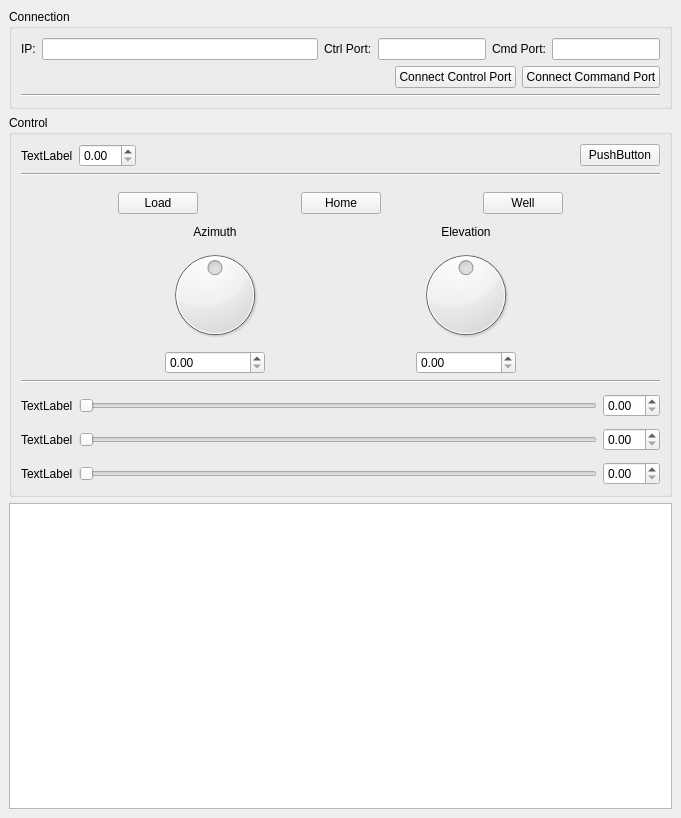
Old version of the form mainwindow.ui in the repository rookidroid/armstrong.
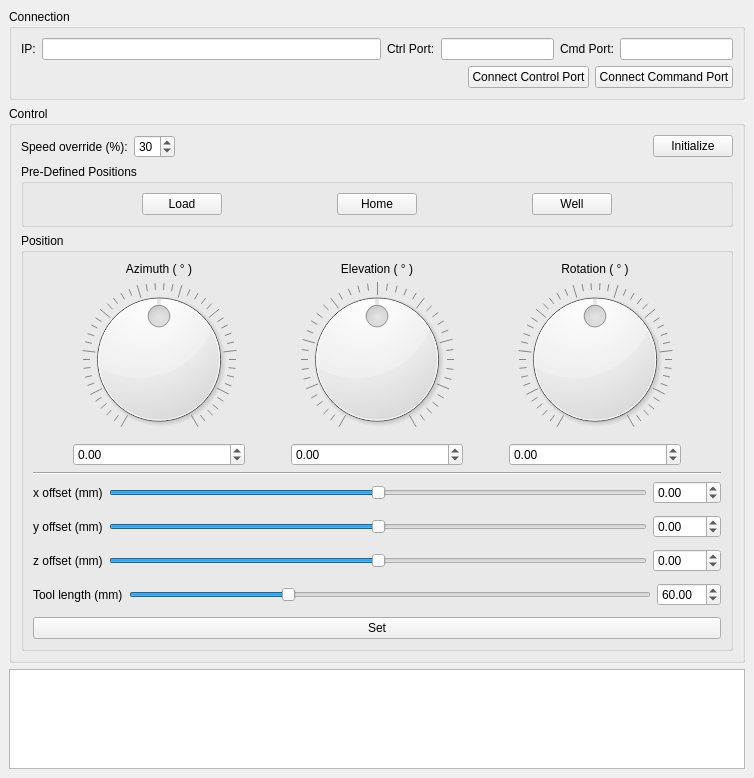
New version of the form.

Patch:
```diff
--- a/mainwindow.ui
+++ b/mainwindow.ui
@@ -6,10 +6,16 @@
    <rect>
     <x>0</x>
     <y>0</y>
-    <width>681</width>
-    <height>818</height>
+    <width>754</width>
+    <height>778</height>
    </rect>
   </property>
+  <property name="sizePolicy">
+   <sizepolicy hsizetype="Preferred" vsizetype="Preferred">
+    <horstretch>0</horstretch>
+    <verstretch>1</verstretch>
+   </sizepolicy>
+  </property>
   <property name="windowTitle">
    <string>ArmStrong</string>
   </property>
@@ -17,6 +23,12 @@
    <layout class="QVBoxLayout" name="verticalLayout">
     <item>
      <widget class="QGroupBox" name="groupBox">
+      <property name="sizePolicy">
+       <sizepolicy hsizetype="Preferred" vsizetype="Preferred">
+        <horstretch>0</horstretch>
+        <verstretch>0</verstretch>
+       </sizepolicy>
+      </property>
       <property name="title">
        <string>Connection</string>
       </property>
@@ -34,7 +46,7 @@
           <widget class="QLineEdit" name="lineEdit_6">
            <property name="sizePolicy">
             <sizepolicy hsizetype="Expanding" vsizetype="Fixed">
-             <horstretch>1</horstretch>
+             <horstretch>3</horstretch>
              <verstretch>0</verstretch>
             </sizepolicy>
            </property>
@@ -44,6 +56,9 @@
              <height>0</height>
             </size>
            </property>
+           <property name="text">
+            <string/>
+           </property>
           </widget>
          </item>
          <item>
@@ -54,7 +69,17 @@
           </widget>
          </item>
          <item>
-          <widget class="QLineEdit" name="lineEdit_3"/>
+          <widget class="QLineEdit" name="lineEdit_ctrl_port">
+           <property name="sizePolicy">
+            <sizepolicy hsizetype="Expanding" vsizetype="Fixed">
+             <horstretch>1</horstretch>
+             <verstretch>0</verstretch>
+            </sizepolicy>
+           </property>
+           <property name="text">
+            <string/>
+           </property>
+          </widget>
          </item>
          <item>
           <widget class="QLabel" name="label_9">
@@ -67,10 +92,13 @@
           <widget class="QLineEdit" name="lineEdit">
            <property name="sizePolicy">
             <sizepolicy hsizetype="Expanding" vsizetype="Fixed">
-             <horstretch>0</horstretch>
+             <horstretch>1</horstretch>
              <verstretch>0</verstretch>
             </sizepolicy>
            </property>
+           <property name="text">
+            <string/>
+           </property>
           </widget>
          </item>
         </layout>
@@ -106,18 +134,20 @@
          </item>
         </layout>
        </item>
-       <item>
-        <widget class="Line" name="line_2">
-         <property name="orientation">
-          <enum>Qt::Horizontal</enum>
-         </property>
-        </widget>
-       </item>
       </layout>
      </widget>
     </item>
     <item>
-     <widget class="QGroupBox" name="groupBox_3">
+     <widget class="QGroupBox" name="groupBox_ctrl">
+      <property name="enabled">
+       <bool>true</bool>
+      </property>
+      <property name="sizePolicy">
+       <sizepolicy hsizetype="Preferred" vsizetype="Expanding">
+        <horstretch>0</horstretch>
+        <verstretch>0</verstretch>
+       </sizepolicy>
+      </property>
       <property name="title">
        <string>Control</string>
       </property>
@@ -127,12 +157,22 @@
          <item>
           <widget class="QLabel" name="label_6">
            <property name="text">
-            <string>TextLabel</string>
+            <string>Speed override (%):</string>
            </property>
           </widget>
          </item>
          <item>
-          <widget class="QDoubleSpinBox" name="doubleSpinBox_6"/>
+          <widget class="QSpinBox" name="spinBox_speed">
+           <property name="minimum">
+            <number>5</number>
+           </property>
+           <property name="maximum">
+            <number>50</number>
+           </property>
+           <property name="value">
+            <number>30</number>
+           </property>
+          </widget>
          </item>
          <item>
           <spacer name="horizontalSpacer_6">
@@ -150,37 +190,18 @@
          <item>
           <widget class="QPushButton" name="pushButton_8">
            <property name="text">
-            <string>PushButton</string>
+            <string>Initialize</string>
            </property>
           </widget>
          </item>
         </layout>
        </item>
        <item>
-        <widget class="Line" name="line">
-         <property name="orientation">
-          <enum>Qt::Horizontal</enum>
+        <widget class="QGroupBox" name="groupBox_predefine">
+         <property name="title">
+          <string>Pre-Defined Positions</string>
          </property>
-        </widget>
-       </item>
-       <item>
-        <spacer name="verticalSpacer_5">
-         <property name="orientation">
-          <enum>Qt::Vertical</enum>
-         </property>
-         <property name="sizeType">
-          <enum>QSizePolicy::Fixed</enum>
-         </property>
-         <property name="sizeHint" stdset="0">
-          <size>
-           <width>20</width>
-           <height>10</height>
-          </size>
-         </property>
-        </spacer>
-       </item>
-       <item>
-        <layout class="QHBoxLayout" name="horizontalLayout_3">
+         <layout class="QHBoxLayout" name="horizontalLayout_9">
          <item>
           <spacer name="horizontalSpacer_8">
            <property name="orientation">
@@ -195,32 +216,12 @@
           </spacer>
          </item>
          <item>
-          <widget class="QPushButton" name="pushButton_6">
+           <widget class="QPushButton" name="pushButton_load">
            <property name="text">
             <string>Load</string>
            </property>
           </widget>
          </item>
-         <item>
-          <spacer name="horizontalSpacer_3">
-           <property name="orientation">
-            <enum>Qt::Horizontal</enum>
-           </property>
-           <property name="sizeHint" stdset="0">
-            <size>
-             <width>40</width>
-             <height>20</height>
-            </size>
-           </property>
-          </spacer>
-         </item>
-         <item>
-          <widget class="QPushButton" name="pushButton_7">
-           <property name="text">
-            <string>Home</string>
-           </property>
-          </widget>
-         </item>
          <item>
           <spacer name="horizontalSpacer_4">
            <property name="orientation">
@@ -235,9 +236,9 @@
           </spacer>
          </item>
          <item>
-          <widget class="QPushButton" name="pushButton_5">
+           <widget class="QPushButton" name="pushButton_home">
            <property name="text">
-            <string>Well</string>
+             <string>Home</string>
            </property>
           </widget>
          </item>
@@ -254,31 +255,51 @@
            </property>
           </spacer>
          </item>
-        </layout>
+          <item>
+           <widget class="QPushButton" name="pushButton_well">
+            <property name="text">
+             <string>Well</string>
+            </property>
+           </widget>
        </item>
        <item>
-        <spacer name="verticalSpacer_4">
+           <spacer name="horizontalSpacer_3">
          <property name="orientation">
-          <enum>Qt::Vertical</enum>
-         </property>
-         <property name="sizeType">
-          <enum>QSizePolicy::Fixed</enum>
+             <enum>Qt::Horizontal</enum>
          </property>
          <property name="sizeHint" stdset="0">
           <size>
-           <width>20</width>
-           <height>5</height>
+              <width>40</width>
+              <height>20</height>
           </size>
          </property>
         </spacer>
        </item>
+         </layout>
+        </widget>
+       </item>
        <item>
-        <layout class="QHBoxLayout" name="horizontalLayout">
+        <widget class="QGroupBox" name="groupBox_position">
+         <property name="sizePolicy">
+          <sizepolicy hsizetype="Preferred" vsizetype="Preferred">
+           <horstretch>0</horstretch>
+           <verstretch>1</verstretch>
+          </sizepolicy>
+         </property>
+         <property name="title">
+          <string>Position</string>
+         </property>
+         <layout class="QVBoxLayout" name="verticalLayout_7">
+          <item>
+           <layout class="QHBoxLayout" name="horizontalLayout" stretch="0,0,0,0,0,0,0">
          <item>
           <spacer name="horizontalSpacer_5">
            <property name="orientation">
             <enum>Qt::Horizontal</enum>
            </property>
+              <property name="sizeType">
+               <enum>QSizePolicy::Preferred</enum>
+              </property>
            <property name="sizeHint" stdset="0">
             <size>
              <width>40</width>
@@ -292,7 +313,7 @@
            <item>
             <widget class="QLabel" name="label">
              <property name="text">
-              <string>Azimuth</string>
+                 <string>Azimuth ( ° )</string>
              </property>
              <property name="alignment">
               <set>Qt::AlignCenter</set>
@@ -302,7 +323,7 @@
            <item>
             <widget class="QDial" name="dial_2">
              <property name="sizePolicy">
-              <sizepolicy hsizetype="Preferred" vsizetype="Preferred">
+                 <sizepolicy hsizetype="Expanding" vsizetype="Expanding">
                <horstretch>0</horstretch>
                <verstretch>0</verstretch>
               </sizepolicy>
@@ -313,13 +334,23 @@
              <property name="maximum">
               <number>90</number>
              </property>
-             <property name="notchTarget">
-              <double>0.000000000000000</double>
+                <property name="wrapping">
+                 <bool>false</bool>
+                </property>
+                <property name="notchesVisible">
+                 <bool>true</bool>
              </property>
             </widget>
            </item>
            <item>
-            <widget class="QDoubleSpinBox" name="doubleSpinBox"/>
+               <widget class="QDoubleSpinBox" name="doubleSpinBox_az">
+                <property name="minimum">
+                 <double>-90.000000000000000</double>
+                </property>
+                <property name="maximum">
+                 <double>90.000000000000000</double>
+                </property>
+               </widget>
            </item>
           </layout>
          </item>
@@ -328,6 +359,9 @@
            <property name="orientation">
             <enum>Qt::Horizontal</enum>
            </property>
+              <property name="sizeType">
+               <enum>QSizePolicy::Preferred</enum>
+              </property>
            <property name="sizeHint" stdset="0">
             <size>
              <width>40</width>
@@ -341,7 +375,7 @@
            <item>
             <widget class="QLabel" name="label_2">
              <property name="text">
-              <string>Elevation</string>
+                 <string>Elevation ( ° )</string>
              </property>
              <property name="alignment">
               <set>Qt::AlignCenter</set>
@@ -349,7 +383,13 @@
             </widget>
            </item>
            <item>
-            <widget class="QDial" name="dial">
+               <widget class="QDial" name="dial_el">
+                <property name="sizePolicy">
+                 <sizepolicy hsizetype="Expanding" vsizetype="Expanding">
+                  <horstretch>0</horstretch>
+                  <verstretch>0</verstretch>
+                 </sizepolicy>
+                </property>
              <property name="minimum">
               <number>-40</number>
              </property>
@@ -359,13 +399,79 @@
              <property name="orientation">
               <enum>Qt::Horizontal</enum>
              </property>
-             <property name="notchTarget">
-              <double>0.000000000000000</double>
+                <property name="notchesVisible">
+                 <bool>true</bool>
              </property>
             </widget>
            </item>
            <item>
-            <widget class="QDoubleSpinBox" name="doubleSpinBox_2"/>
+               <widget class="QDoubleSpinBox" name="doubleSpinBox_el">
+                <property name="minimum">
+                 <double>-40.000000000000000</double>
+                </property>
+                <property name="maximum">
+                 <double>40.000000000000000</double>
+                </property>
+               </widget>
+              </item>
+             </layout>
+            </item>
+            <item>
+             <spacer name="horizontalSpacer_10">
+              <property name="orientation">
+               <enum>Qt::Horizontal</enum>
+              </property>
+              <property name="sizeType">
+               <enum>QSizePolicy::Preferred</enum>
+              </property>
+              <property name="sizeHint" stdset="0">
+               <size>
+                <width>40</width>
+                <height>20</height>
+               </size>
+              </property>
+             </spacer>
+            </item>
+            <item>
+             <layout class="QVBoxLayout" name="verticalLayout_6">
+              <item>
+               <widget class="QLabel" name="label_roll">
+                <property name="text">
+                 <string>Rotation ( ° )</string>
+                </property>
+                <property name="alignment">
+                 <set>Qt::AlignCenter</set>
+                </property>
+               </widget>
+              </item>
+              <item>
+               <widget class="QDial" name="dial_roll">
+                <property name="sizePolicy">
+                 <sizepolicy hsizetype="Expanding" vsizetype="Expanding">
+                  <horstretch>0</horstretch>
+                  <verstretch>0</verstretch>
+                 </sizepolicy>
+                </property>
+                <property name="minimum">
+                 <number>-90</number>
+                </property>
+                <property name="maximum">
+                 <number>90</number>
+                </property>
+                <property name="notchesVisible">
+                 <bool>true</bool>
+                </property>
+               </widget>
+              </item>
+              <item>
+               <widget class="QDoubleSpinBox" name="doubleSpinBox_roll">
+                <property name="minimum">
+                 <double>-90.000000000000000</double>
+                </property>
+                <property name="maximum">
+                 <double>90.000000000000000</double>
+                </property>
+               </widget>
            </item>
           </layout>
          </item>
@@ -374,6 +480,9 @@
            <property name="orientation">
             <enum>Qt::Horizontal</enum>
            </property>
+              <property name="sizeType">
+               <enum>QSizePolicy::Preferred</enum>
+              </property>
            <property name="sizeHint" stdset="0">
             <size>
              <width>40</width>
@@ -386,50 +495,50 @@
        </item>
        <item>
         <widget class="Line" name="line_3">
+            <property name="frameShadow">
+             <enum>QFrame::Sunken</enum>
+            </property>
          <property name="orientation">
           <enum>Qt::Horizontal</enum>
          </property>
         </widget>
        </item>
-       <item>
-        <spacer name="verticalSpacer">
-         <property name="orientation">
-          <enum>Qt::Vertical</enum>
-         </property>
-         <property name="sizeType">
-          <enum>QSizePolicy::Fixed</enum>
-         </property>
-         <property name="sizeHint" stdset="0">
-          <size>
-           <width>20</width>
-           <height>5</height>
-          </size>
-         </property>
-        </spacer>
-       </item>
        <item>
         <layout class="QHBoxLayout" name="horizontalLayout_5">
          <item>
           <widget class="QLabel" name="label_3">
            <property name="text">
-            <string>TextLabel</string>
+               <string>x offset (mm)</string>
            </property>
           </widget>
          </item>
          <item>
-          <widget class="QSlider" name="horizontalSlider_2">
+             <widget class="QSlider" name="horizontalSlider_x">
+              <property name="minimum">
+               <number>-100</number>
+              </property>
+              <property name="maximum">
+               <number>100</number>
+              </property>
            <property name="orientation">
             <enum>Qt::Horizontal</enum>
            </property>
           </widget>
          </item>
          <item>
-          <widget class="QDoubleSpinBox" name="doubleSpinBox_3"/>
+             <widget class="QDoubleSpinBox" name="doubleSpinBox_x">
+              <property name="minimum">
+               <double>-100.000000000000000</double>
+              </property>
+              <property name="maximum">
+               <double>100.000000000000000</double>
+              </property>
+             </widget>
          </item>
         </layout>
        </item>
        <item>
-        <spacer name="verticalSpacer_2">
+           <spacer name="verticalSpacer">
          <property name="orientation">
           <enum>Qt::Vertical</enum>
          </property>
@@ -449,24 +558,40 @@
          <item>
           <widget class="QLabel" name="label_4">
            <property name="text">
-            <string>TextLabel</string>
+               <string>y offset (mm)</string>
            </property>
           </widget>
          </item>
          <item>
-          <widget class="QSlider" name="horizontalSlider_3">
+             <widget class="QSlider" name="horizontalSlider_y">
+              <property name="minimum">
+               <number>-100</number>
+              </property>
+              <property name="maximum">
+               <number>100</number>
+              </property>
+              <property name="singleStep">
+               <number>1</number>
+              </property>
            <property name="orientation">
             <enum>Qt::Horizontal</enum>
            </property>
           </widget>
          </item>
          <item>
-          <widget class="QDoubleSpinBox" name="doubleSpinBox_4"/>
+             <widget class="QDoubleSpinBox" name="doubleSpinBox_y">
+              <property name="minimum">
+               <double>-100.000000000000000</double>
+              </property>
+              <property name="maximum">
+               <double>100.000000000000000</double>
+              </property>
+             </widget>
          </item>
         </layout>
        </item>
        <item>
-        <spacer name="verticalSpacer_3">
+           <spacer name="verticalSpacer_2">
          <property name="orientation">
           <enum>Qt::Vertical</enum>
          </property>
@@ -486,27 +611,145 @@
          <item>
           <widget class="QLabel" name="label_5">
            <property name="text">
-            <string>TextLabel</string>
+               <string>z offset (mm)</string>
            </property>
           </widget>
          </item>
          <item>
-          <widget class="QSlider" name="horizontalSlider">
+             <widget class="QSlider" name="horizontalSlider_z">
+              <property name="minimum">
+               <number>-100</number>
+              </property>
+              <property name="maximum">
+               <number>100</number>
+              </property>
            <property name="orientation">
             <enum>Qt::Horizontal</enum>
            </property>
           </widget>
          </item>
          <item>
-          <widget class="QDoubleSpinBox" name="doubleSpinBox_5"/>
+             <widget class="QDoubleSpinBox" name="doubleSpinBox_z">
+              <property name="minimum">
+               <double>-100.000000000000000</double>
+              </property>
+              <property name="maximum">
+               <double>100.000000000000000</double>
+              </property>
+             </widget>
          </item>
         </layout>
        </item>
-      </layout>
-     </widget>
-    </item>
+          <item>
+           <spacer name="verticalSpacer_3">
+            <property name="orientation">
+             <enum>Qt::Vertical</enum>
+            </property>
+            <property name="sizeType">
+             <enum>QSizePolicy::Fixed</enum>
+            </property>
+            <property name="sizeHint" stdset="0">
+             <size>
+              <width>20</width>
+              <height>5</height>
+             </size>
+            </property>
+           </spacer>
+          </item>
+          <item>
+           <layout class="QHBoxLayout" name="horizontalLayout_3">
+            <item>
+             <widget class="QLabel" name="label_tool">
+              <property name="text">
+               <string>Tool length (mm)</string>
+              </property>
+             </widget>
+            </item>
+            <item>
+             <widget class="QSlider" name="horizontalSlider_tool">
+              <property name="maximum">
+               <number>200</number>
+              </property>
+              <property name="value">
+               <number>60</number>
+              </property>
+              <property name="orientation">
+               <enum>Qt::Horizontal</enum>
+              </property>
+             </widget>
+            </item>
+            <item>
+             <widget class="QDoubleSpinBox" name="doubleSpinBox_tool">
+              <property name="maximum">
+               <double>200.000000000000000</double>
+              </property>
+              <property name="value">
+               <double>60.000000000000000</double>
+              </property>
+             </widget>
+            </item>
+           </layout>
+          </item>
+          <item>
+           <spacer name="verticalSpacer_4">
+            <property name="orientation">
+             <enum>Qt::Vertical</enum>
+            </property>
+            <property name="sizeType">
+             <enum>QSizePolicy::Fixed</enum>
+            </property>
+            <property name="sizeHint" stdset="0">
+             <size>
+              <width>20</width>
+              <height>5</height>
+             </size>
+            </property>
+           </spacer>
+          </item>
+          <item>
+           <layout class="QHBoxLayout" name="horizontalLayout_11">
+            <item>
+             <widget class="QPushButton" name="pushButton_set">
+              <property name="text">
+               <string>Set</string>
+              </property>
+             </widget>
+            </item>
+           </layout>
+          </item>
+         </layout>
+        </widget>
+       </item>
+      </layout>
+     </widget>
+    </item>
     <item>
-     <widget class="QTextBrowser" name="textBrowser"/>
+     <widget class="QTextBrowser" name="textBrowser">
+      <property name="sizePolicy">
+       <sizepolicy hsizetype="Expanding" vsizetype="Preferred">
+        <horstretch>0</horstretch>
+        <verstretch>0</verstretch>
+       </sizepolicy>
+      </property>
+      <property name="minimumSize">
+       <size>
+        <width>0</width>
+        <height>0</height>
+       </size>
+      </property>
+      <property name="maximumSize">
+       <size>
+        <width>16777215</width>
+        <height>100</height>
+       </size>
+      </property>
+      <property name="baseSize">
+       <size>
+        <width>0</width>
+        <height>50</height>
+       </size>
+      </property>
+     </widget>
     </item>
    </layout>
   </widget>
```
Left out of the diff: 34 changed lines with no effect on the pictures. Lines whose indentation alone changed are shown as unchanged.
